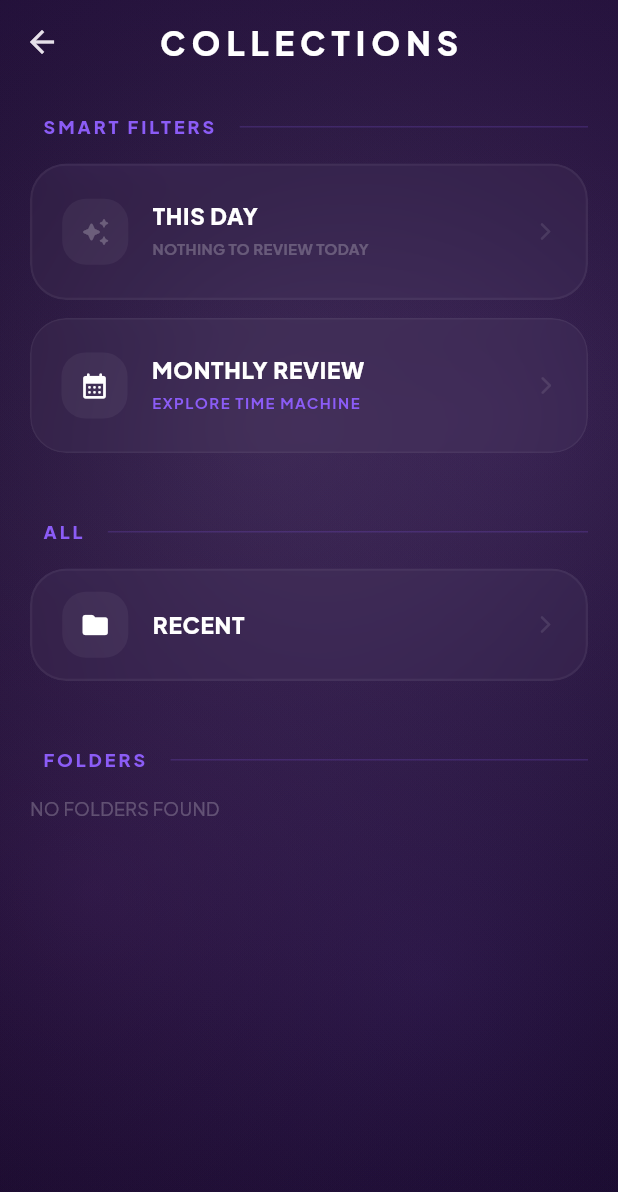
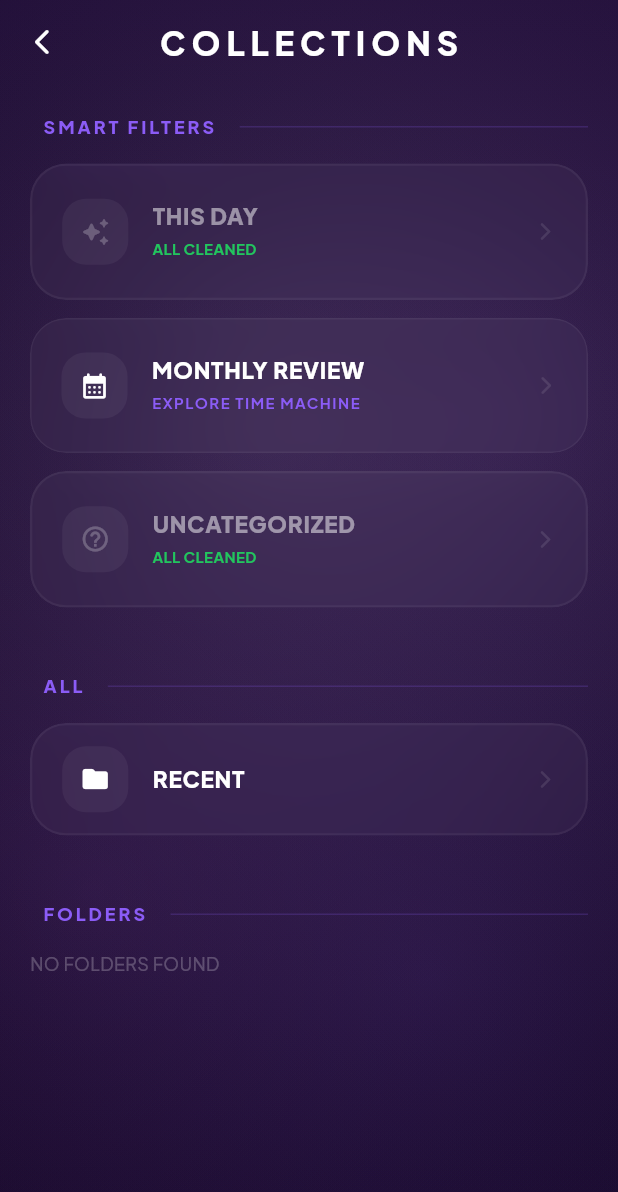
Before and after one commit to Vitgracer/Swipix, a Flutter app: the screen it shows after launch, after a tap on the "grid view" icon, on a phone screen of 412 x 824 dp. Shown: the top 1192 px of the screen. Run offline on Flutter 3.47's test engine with Material 3 defaults, Android fonts, the phone set to English and light mode, and no system bars; our stand-ins replace fl_chart, flutter_riverpod, google_fonts, permission_handler, shared_preferences; missing offline and left inert: photo_manager.

Commit message:
work with uncategorized photo

```diff
--- a/swipix/lib/models/photo_item.dart
+++ b/swipix/lib/models/photo_item.dart
@@ -3,10 +3,14 @@ import 'package:photo_manager/photo_manager.dart';
 class PhotoItem {
   final AssetEntity asset;
   final String id;
-  String? originalPath; // Сохраняем путь для восстановления
+  final DateTime date;
+  final bool isDateUnknown; // New flag to track if the date is unreliable
+  String? originalPath;
 
   PhotoItem({
     required this.asset,
+    required this.date,
+    this.isDateUnknown = false,
     this.originalPath,
   }) : id = asset.id;
 }
--- a/swipix/lib/screens/folder_selection_screen.dart
+++ b/swipix/lib/screens/folder_selection_screen.dart
@@ -2,11 +2,11 @@ import 'dart:ui';
 import 'package:flutter/material.dart';
 import 'package:flutter_riverpod/flutter_riverpod.dart';
 import 'package:google_fonts/google_fonts.dart';
-import 'package:intl/intl.dart';
 import '../providers/photo_provider.dart';
 import '../core/theme.dart';
 import '../widgets/animated_aurora.dart';
-import 'calendar_screen.dart'; // Import new screen
+import 'calendar_screen.dart';
+import '../services/photo_metadata_service.dart';
 
 class FolderSelectionScreen extends ConsumerWidget {
   const FolderSelectionScreen({super.key});
@@ -22,6 +22,10 @@ class FolderSelectionScreen extends ConsumerWidget {
       appBar: AppBar(
         backgroundColor: Colors.transparent,
         elevation: 0,
+        leading: IconButton(
+          icon: const Icon(Icons.arrow_back_ios_new_rounded, color: Colors.white, size: 20),
+          onPressed: () => Navigator.pop(context),
+        ),
         title: Text(
           'COLLECTIONS',
           style: GoogleFonts.plusJakartaSans(
@@ -45,11 +49,26 @@ class FolderSelectionScreen extends ConsumerWidget {
                     'THIS DAY',
                     'MEMORIES FROM TODAY',
                     SmartFilter.thisDay,
+                    Icons.auto_awesome_rounded,
+                    AppTheme.toxicGreen,
                     context,
                     notifier,
                     state
                   ),
-                  _buildMonthlyFilterItem(context, state), // UPDATED
+                  _buildMonthlyFilterItem(context, state),
+
+                  // UNCATEGORIZED is now always visible
+                  _buildSmartFilterItem(
+                    'UNCATEGORIZED',
+                    'PHOTOS WITH UNKNOWN DATE',
+                    SmartFilter.unknown,
+                    Icons.help_outline_rounded,
+                    Colors.orangeAccent,
+                    context,
+                    notifier,
+                    state
+                  ),
+
                   const SizedBox(height: 32),
 
                   _buildSectionHeader('ALL'),
@@ -157,6 +176,8 @@ class FolderSelectionScreen extends ConsumerWidget {
     String title,
     String subtitle,
     SmartFilter filter,
+    IconData icon,
+    Color activeColor,
     BuildContext context,
     PhotoNotifier notifier,
     PhotoState state
@@ -180,12 +201,12 @@ class FolderSelectionScreen extends ConsumerWidget {
                 duration: const Duration(milliseconds: 300),
                 decoration: BoxDecoration(
                   color: isSelected
-                      ? AppTheme.electricViolet.withOpacity(0.15)
+                      ? activeColor.withOpacity(0.15)
                       : Colors.white.withOpacity(0.03),
                   borderRadius: BorderRadius.circular(24),
                   border: Border.all(
                     color: isSelected
-                        ? AppTheme.electricViolet.withOpacity(0.4)
+                        ? activeColor.withOpacity(0.4)
                         : Colors.white.withOpacity(0.05),
                     width: 1.5,
                   ),
@@ -195,19 +216,19 @@ class FolderSelectionScreen extends ConsumerWidget {
                   leading: Container(
                     padding: const EdgeInsets.all(12),
                     decoration: BoxDecoration(
-                      color: isSelected ? AppTheme.electricViolet : Colors.white.withOpacity(0.05),
+                      color: isSelected ? activeColor : Colors.white.withOpacity(0.05),
                       borderRadius: BorderRadius.circular(16),
                     ),
                     child: Icon(
-                      Icons.auto_awesome_rounded,
-                      color: hasContent ? Colors.white : Colors.white24,
+                      icon,
+                      color: (hasContent || isLoading) ? Colors.white : Colors.white24,
                       size: 20,
                     ),
                   ),
                   title: Text(
                     title,
                     style: GoogleFonts.plusJakartaSans(
-                      color: Colors.white,
+                      color: (hasContent || isLoading) ? Colors.white : Colors.white.withOpacity(0.5),
                       fontWeight: FontWeight.w800,
                       fontSize: 15,
                       letterSpacing: 0.5,
@@ -216,15 +237,15 @@ class FolderSelectionScreen extends ConsumerWidget {
                   subtitle: isLoading
                     ? const Text('SCANNING...', style: TextStyle(color: Colors.white10, fontSize: 10))
                     : Text(
-                        hasContent ? '$count $subtitle' : 'NOTHING TO REVIEW TODAY',
+                        hasContent ? '$count $subtitle' : 'ALL CLEANED', // UPDATED
                         style: TextStyle(
-                          color: hasContent ? AppTheme.toxicGreen : Colors.white24,
+                          color: hasContent ? activeColor : AppTheme.toxicGreen, // Green if cleaned
                           fontWeight: FontWeight.w700,
                           fontSize: 10,
                         ),
                       ),
                   trailing: isSelected
-                      ? const Icon(Icons.check_circle_rounded, color: AppTheme.toxicGreen, size: 20)
+                      ? Icon(Icons.check_circle_rounded, color: activeColor, size: 20)
                       : Icon(Icons.arrow_forward_ios_rounded, color: Colors.white.withOpacity(0.1), size: 14),
                   onTap: hasContent ? () {
                     notifier.selectSmartFilter(filter);
@@ -246,13 +267,28 @@ class FolderSelectionScreen extends ConsumerWidget {
     final allAlbum = albums.first;
     final total = await allAlbum.assetCountAsync;
     final assets = await allAlbum.getAssetListRange(start: 0, end: total);
+
+    final metadataService = PhotoMetadataService();
     final now = DateTime.now();
 
-    return assets.where((asset) {
-      if (notifier.state.globalKeptIds.contains(asset.id)) return false;
-      final date = asset.createDateTime;
-      return date.day == now.day && date.month == now.month;
-    }).length;
+    int count = 0;
+    for (var asset in assets) {
+      if (notifier.state.globalKeptIds.contains(asset.id)) continue;
+
+      final result = metadataService.getFastReliableDate(
+        fileName: asset.title ?? '',
+        systemDate: asset.createDateTime
+      );
+
+      if (filter == SmartFilter.unknown) {
+        if (result.isUnknown) count++;
+      } else if (filter == SmartFilter.thisDay) {
+        if (!result.isUnknown && result.date.day == now.day && result.date.month == now.month) {
+          count++;
+        }
+      }
+    }
+    return count;
   }
 
   Widget _buildFolderItem(
--- /dev/null
+++ b/swipix/lib/services/photo_metadata_service.dart
@@ -0,0 +1,81 @@
+import 'package:path/path.dart' as p;
+
+class ReliableDateResult {
+  final DateTime date;
+  final bool isUnknown;
+
+  ReliableDateResult(this.date, this.isUnknown);
+}
+
+class PhotoMetadataService {
+  static final List<RegExp> _fileNameDatePatterns = [
+    RegExp(r'(\d{4})(\d{2})(\d{2})_\d{6}'),
+    RegExp(r'(\d{4})(\d{2})(\d{2})-WA'),
+    RegExp(r'(\d{4})(\d{2})(\d{2})[-_]\d{6}'),
+    RegExp(r'(\d{4})-(\d{2})-(\d{2})-\d{2}-\d{2}-\d{2}'),
+    RegExp(r'(20\d{2})(\d{2})(\d{2})'),
+  ];
+
+  /// FAST version: Uses system metadata and filename.
+  /// Suspicious threshold: if created in the last 30 days but no date in filename.
+  ReliableDateResult getFastReliableDate({
+    required String fileName,
+    required DateTime systemDate,
+  }) {
+    // 1. Try Filename parsing (Highest priority)
+    final DateTime? fileNameDate = _getDateTimeFromFileName(fileName);
+    if (fileNameDate != null) {
+      return ReliableDateResult(fileNameDate, false);
+    }
+
+    // 2. Try Timestamp from filename
+    final DateTime? timestampDate = _getDateTimeFromTimestamp(fileName);
+    if (timestampDate != null) {
+      return ReliableDateResult(timestampDate, false);
+    }
+
+    // 3. Check for "suspicious" recent dates (e.g., copied in the last 30 days)
+    final now = DateTime.now();
+    final difference = now.difference(systemDate).inDays;
+
+    // If file was "created" in the last 30 days but name is generic (e.g. 1.jpg, photo.png)
+    // we mark it as unknown because it's likely a recent copy of an old file.
+    if (difference <= 30) {
+      return ReliableDateResult(systemDate, true);
+    }
+
+    // For older files, we trust the system date
+    return ReliableDateResult(systemDate, false);
+  }
+
+  DateTime? _getDateTimeFromFileName(String fileName) {
+    for (var pattern in _fileNameDatePatterns) {
+      final match = pattern.firstMatch(fileName);
+      if (match != null && match.groupCount >= 3) {
+        try {
+          final year = int.parse(match.group(1)!);
+          final month = int.parse(match.group(2)!);
+          final day = int.parse(match.group(3)!);
+          if (month >= 1 && month <= 12 && day >= 1 && day <= 31 && year > 1990 && year <= DateTime.now().year) {
+            return DateTime(year, month, day);
+          }
+        } catch (_) {}
+      }
+    }
+    return null;
+  }
+
+  DateTime? _getDateTimeFromTimestamp(String fileName) {
+    final nameOnly = p.withoutExtension(fileName);
+    if (RegExp(r'^\d{10,13}$').hasMatch(nameOnly)) {
+      try {
+        final timestamp = int.parse(nameOnly);
+        DateTime date = nameOnly.length == 13
+          ? DateTime.fromMillisecondsSinceEpoch(timestamp)
+          : DateTime.fromMillisecondsSinceEpoch(timestamp * 1000);
+        if (date.year > 1990 && date.year <= DateTime.now().year) return date;
+      } catch (_) {}
+    }
+    return null;
+  }
+}
--- a/swipix/pubspec.yaml
+++ b/swipix/pubspec.yaml
@@ -22,6 +22,7 @@ dependencies:
   path: ^1.9.0
   intl: ^0.19.0
   shared_preferences: ^2.2.3
+  exif: ^3.3.0
 
 dev_dependencies:
   flutter_test:
```
Also changed, not shown: swipix/lib/providers/photo_provider.dart (+69 -44 lines), swipix/lib/widgets/photo_card.dart (+29 -5 lines), swipix/pubspec.lock.
